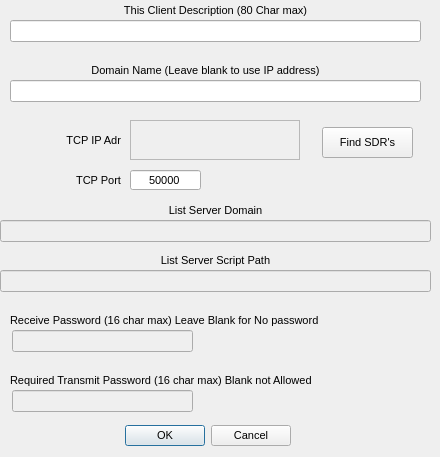
The window that nanoforms/editnetdlg.ui (csete/remotesdrclient-ns) describes before a commit, drawn with Qt 5.
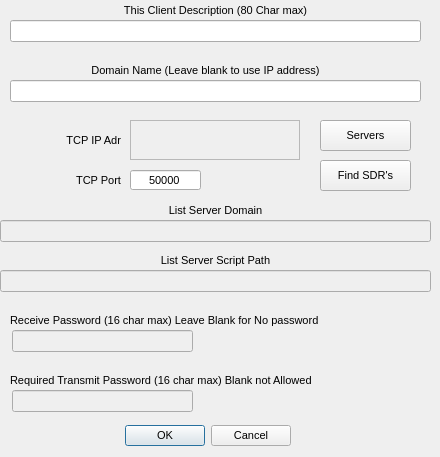
The same window after the commit. Custom widgets are drawn as their Qt base class.

Commit message: Add nanosdr server button.

Patch:
```diff
--- a/nanoforms/editnetdlg.ui
+++ b/nanoforms/editnetdlg.ui
@@ -308,8 +308,8 @@
   <widget class="QPushButton" name="pushButtonFind">
    <property name="geometry">
     <rect>
-     <x>322</x>
-     <y>127</y>
+     <x>320</x>
+     <y>160</y>
      <width>91</width>
      <height>31</height>
     </rect>
@@ -462,6 +462,28 @@
     <set>Qt::AlignCenter</set>
    </property>
   </widget>
+  <widget class="QPushButton" name="pushButtonList">
+   <property name="geometry">
+    <rect>
+     <x>320</x>
+     <y>120</y>
+     <width>91</width>
+     <height>31</height>
+    </rect>
+   </property>
+   <property name="focusPolicy">
+    <enum>Qt::NoFocus</enum>
+   </property>
+   <property name="toolTip">
+    <string>List nanosdr servers</string>
+   </property>
+   <property name="text">
+    <string>Servers</string>
+   </property>
+   <property name="flat">
+    <bool>false</bool>
+   </property>
+  </widget>
  </widget>
  <customwidgets>
   <customwidget>
```
Left out of the diff: 17 changed lines with no effect on the pictures. The commit also changes 3 other files.
